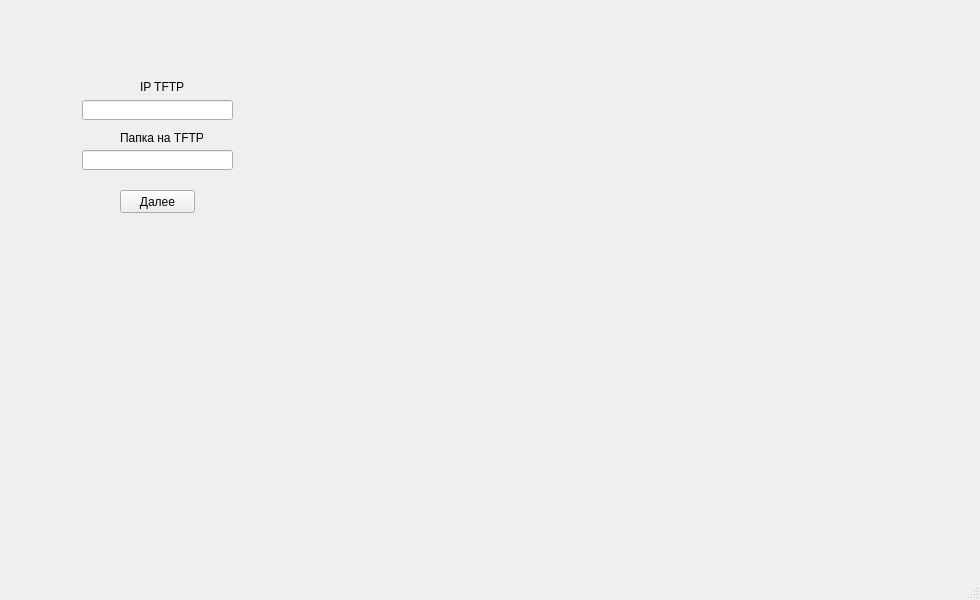
Before: the Qt Designer form UI/teacher.ui in Scykorr/dmitr_test_text, drawn with Qt 5.
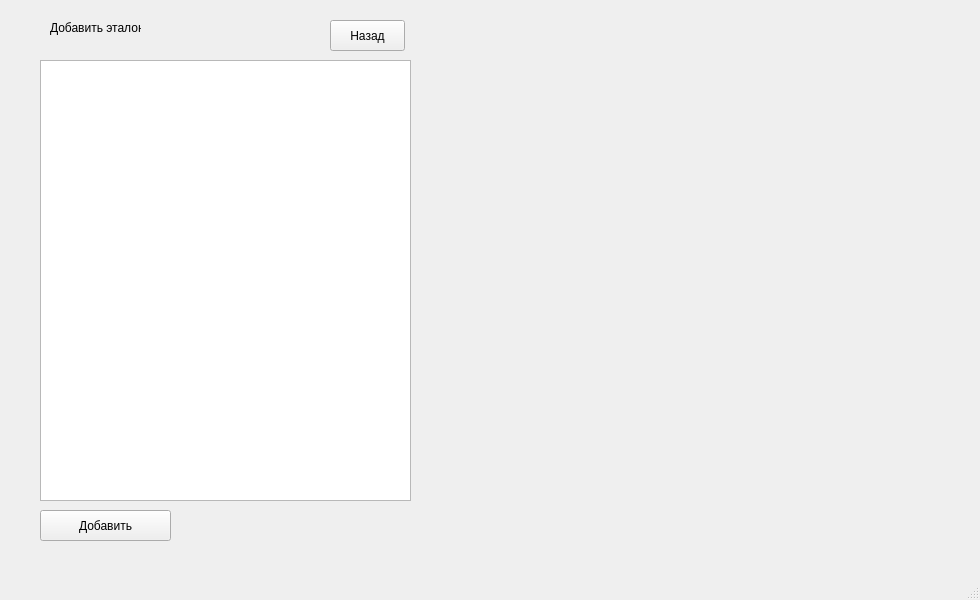
After: the same form once the commit is applied. The open tabs and pages were chosen to show the change.

What changed in the file:
```diff
--- a/UI/teacher.ui
+++ b/UI/teacher.ui
@@ -193,6 +193,57 @@
       </property>
      </widget>
     </widget>
+    <widget class="QWidget" name="page_4">
+     <widget class="QLabel" name="label_5">
+      <property name="geometry">
+       <rect>
+        <x>20</x>
+        <y>10</y>
+        <width>91</width>
+        <height>16</height>
+       </rect>
+      </property>
+      <property name="text">
+       <string>Добавить эталон</string>
+      </property>
+     </widget>
+     <widget class="QTextEdit" name="textEdit">
+      <property name="geometry">
+       <rect>
+        <x>10</x>
+        <y>50</y>
+        <width>371</width>
+        <height>441</height>
+       </rect>
+      </property>
+     </widget>
+     <widget class="QPushButton" name="pushButton_4">
+      <property name="geometry">
+       <rect>
+        <x>10</x>
+        <y>500</y>
+        <width>131</width>
+        <height>31</height>
+       </rect>
+      </property>
+      <property name="text">
+       <string>Добавить</string>
+      </property>
+     </widget>
+     <widget class="QPushButton" name="pushButton_5">
+      <property name="geometry">
+       <rect>
+        <x>300</x>
+        <y>10</y>
+        <width>75</width>
+        <height>31</height>
+       </rect>
+      </property>
+      <property name="text">
+       <string>Назад</string>
+      </property>
+     </widget>
+    </widget>
    </widget>
   </widget>
   <widget class="QMenuBar" name="menubar">
```
Left out of the diff: 14 changed lines with no effect on the pictures.
